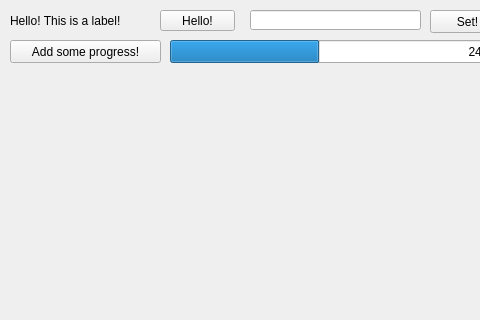
Qt form mainwindow.ui (Hello56721/a-qt-project) before a commit; both pictures show x 0 to 480 and y 0 to 320 of the 800 by 600 pixel window.
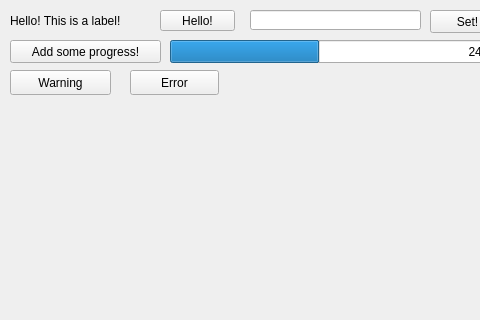
The same form after that commit.

Commit message:
Added two buttons
Added a button to make a warning dialog box and a button to make a error dialog box.

Patch:
```diff
--- a/mainwindow.ui
+++ b/mainwindow.ui
@@ -108,6 +108,32 @@
      <string>Add some progress!</string>
     </property>
    </widget>
+   <widget class="QPushButton" name="warningButton">
+    <property name="geometry">
+     <rect>
+      <x>10</x>
+      <y>70</y>
+      <width>101</width>
+      <height>25</height>
+     </rect>
+    </property>
+    <property name="text">
+     <string>Warning</string>
+    </property>
+   </widget>
+   <widget class="QPushButton" name="errorButton">
+    <property name="geometry">
+     <rect>
+      <x>130</x>
+      <y>70</y>
+      <width>89</width>
+      <height>25</height>
+     </rect>
+    </property>
+    <property name="text">
+     <string>Error</string>
+    </property>
+   </widget>
   </widget>
   <widget class="QMenuBar" name="menubar">
    <property name="geometry">
```
The commit also changes 2 other files.
